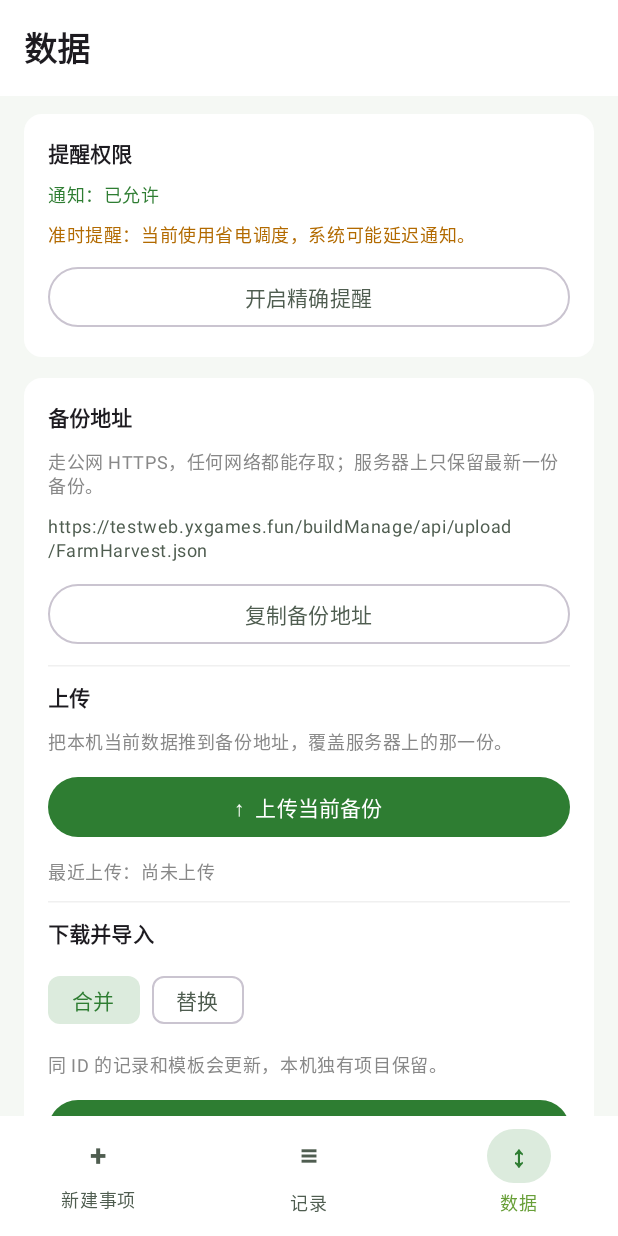
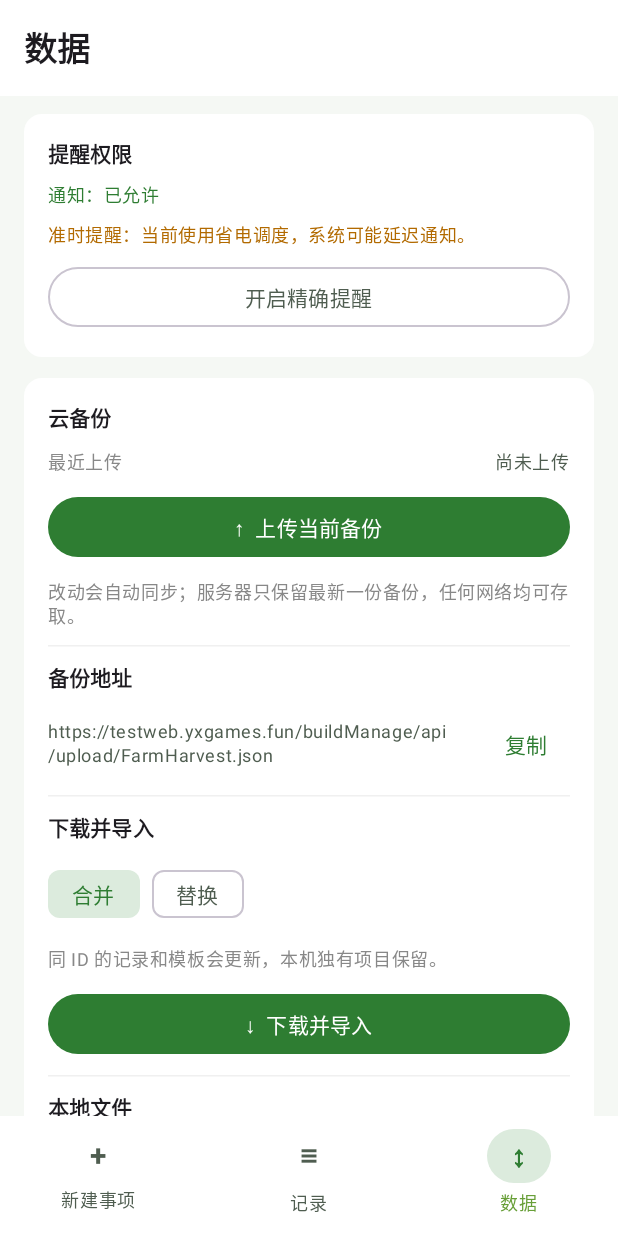
Before and after one commit to qiusa/FarmHarvest, an Android app built with Jetpack Compose: the screen it shows after launch (MainActivity), item 3 of the bottom bar chosen, on a phone screen of 412 x 824 dp. Run offline under Robolectric (Android 15) with nearby library versions, the phone set to English and light mode, and no system bars; libraries missing offline, so code that uses them is left out: sh.calvin.reorderable; 1 statement that could not run was skipped.

Commit message:
refactor(android): 精简数据页 UI，去除冗余说明与重复文案
- 合并重复的网络/覆盖/单份备份说明为云备份区一条脚注
- 最近上传改为标签-值紧凑行，复制地址内联到 URL 行
- 本地导出/导入按钮并排，缩短说明
- 精简上传成功与复制地址提示文案

```diff
--- a/android/app/src/main/java/com/yixin/farmharvest/android/MainActivity.kt
+++ b/android/app/src/main/java/com/yixin/farmharvest/android/MainActivity.kt
@@ -315,13 +315,13 @@ private fun FarmHarvestApp(activity: MainActivity) {
         isUploading = true
         scope.launch {
             try {
-                val result = withContext(Dispatchers.IO) {
+                withContext(Dispatchers.IO) {
                     BackupApi.uploadBackup(FarmStore.exportBackup(activity))
                 }
                 val timestamp = System.currentTimeMillis()
                 FarmStore.setLastUploadTimestamp(activity, timestamp)
                 activity.lastPublicUploadTimestamp = timestamp
-                message("已上传：${result.fileName}，可从备份地址导入最新内容。")
+                message("上传成功，服务器备份已更新。")
             } catch (error: Exception) {
                 message("上传失败：${error.message ?: "请检查网络后重试"}")
             } finally {
@@ -435,7 +435,7 @@ private fun FarmHarvestApp(activity: MainActivity) {
                     clipboard?.setPrimaryClip(
                         ClipData.newPlainText("FarmHarvest backup URL", FarmStore.BUILD_MANAGER_BACKUP_URL),
                     )
-                    message("已复制备份地址，可发给另一台设备导入。")
+                    message("已复制备份地址。")
                 },
             )
         }
@@ -994,28 +994,15 @@ private fun DataScreen(
                 Modifier.fillMaxWidth().padding(16.dp),
                 verticalArrangement = Arrangement.spacedBy(10.dp),
             ) {
-                SectionHeading("备份地址")
-                Text(
-                    "走公网 HTTPS，任何网络都能存取；服务器上只保留最新一份备份。",
-                    color = Color.Gray,
-                    style = MaterialTheme.typography.bodySmall,
-                )
-                Text(
-                    FarmStore.BUILD_MANAGER_BACKUP_URL,
-                    color = Color(0xFF4F5D50),
-                    style = MaterialTheme.typography.bodySmall,
-                )
-                OutlinedButton(onClick = onCopyAddress, modifier = Modifier.fillMaxWidth()) {
-                    Text("复制备份地址")
-                }
-
-                HorizontalDivider(color = Color(0xFFF0F0F0))
-                SectionHeading("上传")
-                Text(
-                    "把本机当前数据推到备份地址，覆盖服务器上的那一份。",
-                    color = Color.Gray,
-                    style = MaterialTheme.typography.bodySmall,
-                )
+                val uploadTimestamp = activity.lastPublicUploadTimestamp
+                val uploadTime = if (uploadTimestamp > 0) formatUploadTime(uploadTimestamp) else "尚未上传"
+
+                SectionHeading("云备份")
+                Row(Modifier.fillMaxWidth(), verticalAlignment = Alignment.CenterVertically) {
+                    Text("最近上传", color = Color.Gray, style = MaterialTheme.typography.bodySmall)
+                    Spacer(Modifier.weight(1f))
+                    Text(uploadTime, color = Color(0xFF4F5D50), style = MaterialTheme.typography.bodySmall)
+                }
                 Button(
                     onClick = onUpload,
                     enabled = !isUploading,
@@ -1029,9 +1016,23 @@ private fun DataScreen(
                         Text("↑  上传当前备份")
                     }
                 }
-                val uploadTimestamp = activity.lastPublicUploadTimestamp
-                val uploadTime = if (uploadTimestamp > 0) formatUploadTime(uploadTimestamp) else "尚未上传"
-                Text("最近上传：$uploadTime", color = Color.Gray, style = MaterialTheme.typography.bodySmall)
+                Text(
+                    "改动会自动同步；服务器只保留最新一份备份，任何网络均可存取。",
+                    color = Color.Gray,
+                    style = MaterialTheme.typography.bodySmall,
+                )
+
+                HorizontalDivider(color = Color(0xFFF0F0F0))
+                SectionHeading("备份地址")
+                Row(Modifier.fillMaxWidth(), verticalAlignment = Alignment.CenterVertically) {
+                    Text(
+                        FarmStore.BUILD_MANAGER_BACKUP_URL,
+                        color = Color(0xFF4F5D50),
+                        style = MaterialTheme.typography.bodySmall,
+                        modifier = Modifier.weight(1f),
+                    )
+                    TextButton(onClick = onCopyAddress) { Text("复制") }
+                }
 
                 HorizontalDivider(color = Color(0xFFF0F0F0))
                 SectionHeading("下载并导入")
@@ -1069,25 +1070,26 @@ private fun DataScreen(
                         Text("↓  下载并导入")
                     }
                 }
-                Text("任何网络均可下载", color = Color.Gray, style = MaterialTheme.typography.bodySmall)
 
                 HorizontalDivider(color = Color(0xFFF0F0F0))
                 SectionHeading("本地文件")
+                Row(Modifier.fillMaxWidth(), horizontalArrangement = Arrangement.spacedBy(8.dp)) {
+                    OutlinedButton(onClick = onLocalExport, modifier = Modifier.weight(1f)) {
+                        Text("导出到文件")
+                    }
+                    OutlinedButton(
+                        onClick = onLocalImport,
+                        enabled = !isImporting,
+                        modifier = Modifier.weight(1f),
+                    ) {
+                        Text("从文件导入")
+                    }
+                }
                 Text(
-                    "导出 JSON 文件归档，或从已有备份文件导入；导入方式沿用上方的合并/替换设置。",
+                    "导入沿用上方合并/替换设置。",
                     color = Color.Gray,
                     style = MaterialTheme.typography.bodySmall,
                 )
-                OutlinedButton(onClick = onLocalExport, modifier = Modifier.fillMaxWidth()) {
-                    Text("导出备份到文件…")
-                }
-                OutlinedButton(
-                    onClick = onLocalImport,
-                    enabled = !isImporting,
-                    modifier = Modifier.fillMaxWidth(),
-                ) {
-                    Text("从文件导入备份…")
-                }
             }
         }
         Spacer(Modifier.height(8.dp))
```
